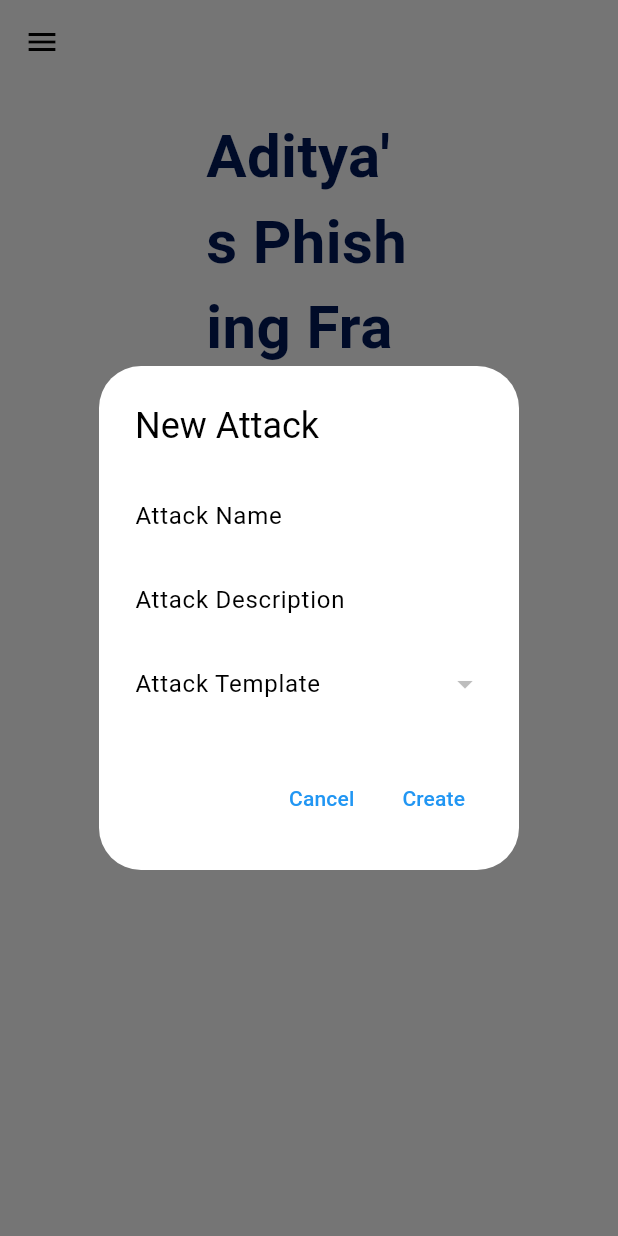
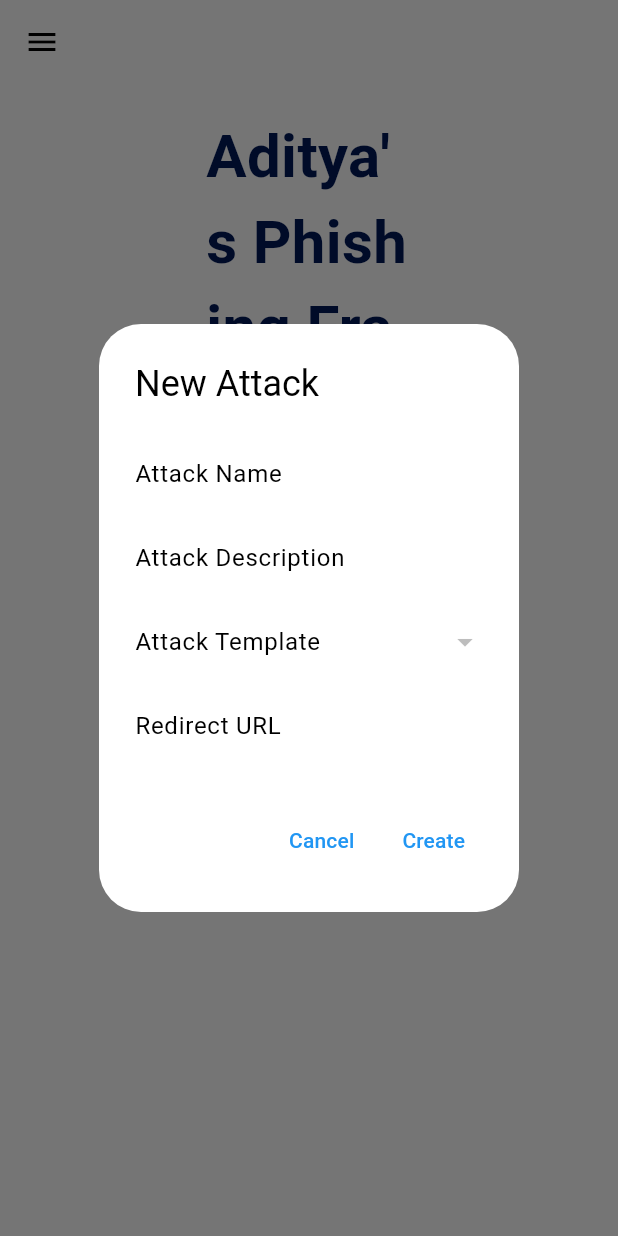
Before and after one commit to KaptenASP/Phishing-Framework, a Flutter app: the screen it shows after launch, after a tap on the "add" icon, on a phone screen of 412 x 824 dp. Run offline on Flutter 3.47's test engine with Material 2 defaults, Android fonts, the phone set to English and light mode, and no system bars; our stand-ins replace localstorage; network calls fail.

Commit message:
Enabled custom redirect urls

```diff
--- a/lib/attack.dart
+++ b/lib/attack.dart
@@ -13,6 +13,7 @@ class PhishingAttack {
   late String url;
   String description;
   String template;
+  String redirect_url;
   String status = "offline";
   late String id;
 
@@ -20,14 +21,15 @@ class PhishingAttack {
   final List<Victim> _clicked = [];
   final List<Victim> _victims = [];
 
-  PhishingAttack.create(this.name, this.description, this.template) {
+  PhishingAttack.create(
+      this.name, this.description, this.template, this.redirect_url) {
     id = idGenerator();
     url = NetworkConsts.getAttackUrl(id);
-    Session.instance.addTemplateToAttack(id, template);
+    Session.instance.addTemplateToAttack(id, template, redirect_url);
   }
 
-  PhishingAttack.createExisting(
-      this.name, this.url, this.description, this.id, this.template);
+  PhishingAttack.createExisting(this.name, this.url, this.description, this.id,
+      this.template, this.redirect_url);
 
   List<Victim> get emailed => _emailed;
   List<Victim> get clicked => _clicked;
@@ -40,6 +42,7 @@ class PhishingAttack {
         json.value['description'] as String,
         json.value['id'] as String,
         json.value['template'] as String,
+        json.value['redirect_url'] as String,
       );
 
   Map<String, dynamic> toJson() => {
@@ -48,6 +51,7 @@ class PhishingAttack {
         'description': description,
         'id': id,
         'template': template,
+        'redirect_url': redirect_url,
       };
 }
 
--- a/lib/helpers/network_helper.dart
+++ b/lib/helpers/network_helper.dart
@@ -34,12 +34,15 @@ class Session {
     return json.decode(res.body);
   }
 
-  Future<void> addTemplateToAttack(String attackId, String templateName) async {
+  Future<void> addTemplateToAttack(
+      String attackId, String templateName, String redirect_url) async {
     http.Response res = await post(
       NetworkConsts.addTemplateToAttackUrl,
       {
         "attack_id": attackId,
         "template_name": templateName,
+        "redirect_url": redirect_url,
+        "operation": ""
       },
     );
 
--- a/lib/main.dart
+++ b/lib/main.dart
@@ -110,6 +110,8 @@ class _HomePageState extends State<HomePage> {
                           TextEditingController();
                       final TextEditingController attackDescController =
                           TextEditingController();
+                      final TextEditingController attackRedirectUrl =
+                          TextEditingController();
                       String templateName = "";
 
                       return AlertDialog(
@@ -143,6 +145,11 @@ class _HomePageState extends State<HomePage> {
                                 templateName = value ?? "";
                               },
                             ),
+                            TextField(
+                              decoration: const InputDecoration(
+                                  labelText: "Redirect URL"),
+                              controller: attackRedirectUrl,
+                            ),
                           ],
                         ),
                         actions: [
@@ -154,11 +161,14 @@ class _HomePageState extends State<HomePage> {
                             onPressed: () {
                               setState(
                                 () {
-                                  _phishingAttacks.add(PhishingAttack.create(
-                                    attackNameontroller.text,
-                                    attackDescController.text,
-                                    templateName,
-                                  ));
+                                  _phishingAttacks.add(
+                                    PhishingAttack.create(
+                                      attackNameontroller.text,
+                                      attackDescController.text,
+                                      templateName,
+                                      attackRedirectUrl.text,
+                                    ),
+                                  );
                                   AttackManager.instance
                                       .saveAllAttacks(_phishingAttacks);
                                 },
```
